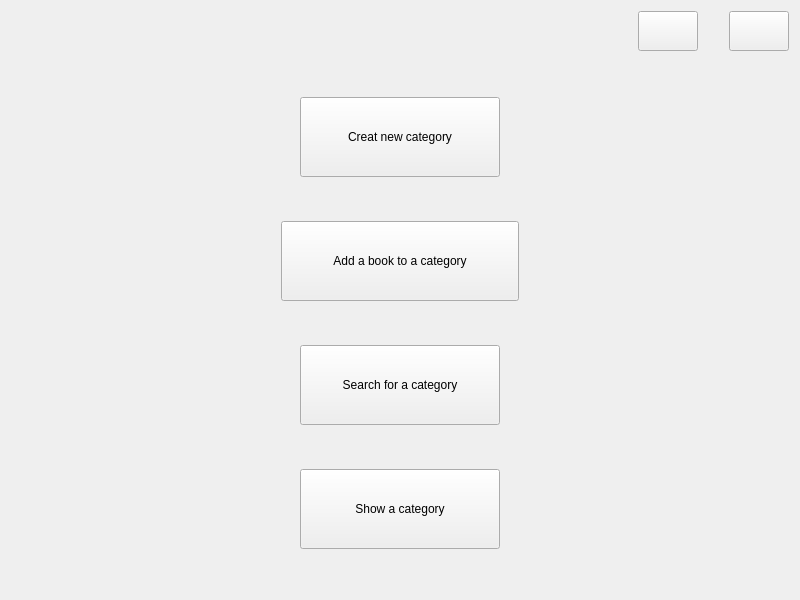
Above: Project/categories.ui from AminNaghiyan/uiap92_project before the change. Below: the same form after it.
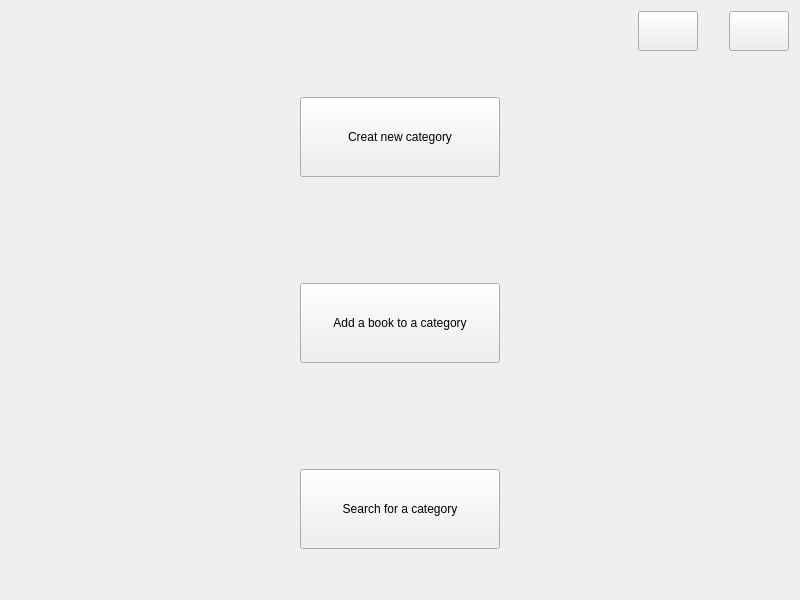
That is the form after the change. Icons and pictures are not drawn.

Commit message: write back-end of page search_category

```diff
--- a/Project/categories.ui
+++ b/Project/categories.ui
@@ -251,10 +251,16 @@
            </property>
            <property name="minimumSize">
             <size>
-             <width>0</width>
+             <width>8</width>
              <height>80</height>
             </size>
            </property>
+           <property name="maximumSize">
+            <size>
+             <width>200</width>
+             <height>107</height>
+            </size>
+           </property>
            <property name="text">
             <string>Add a book to a category</string>
            </property>
@@ -361,83 +367,6 @@
          </item>
         </layout>
        </item>
-       <item>
-        <spacer name="verticalSpacer_4">
-         <property name="orientation">
-          <enum>Qt::Vertical</enum>
-         </property>
-         <property name="sizeHint" stdset="0">
-          <size>
-           <width>20</width>
-           <height>40</height>
-          </size>
-         </property>
-        </spacer>
-       </item>
-       <item>
-        <layout class="QHBoxLayout" name="horizontalLayout_3">
-         <property name="topMargin">
-          <number>0</number>
-         </property>
-         <item>
-          <spacer name="horizontalSpacer_6">
-           <property name="orientation">
-            <enum>Qt::Horizontal</enum>
-           </property>
-           <property name="sizeType">
-            <enum>QSizePolicy::Fixed</enum>
-           </property>
-           <property name="sizeHint" stdset="0">
-            <size>
-             <width>270</width>
-             <height>20</height>
-            </size>
-           </property>
-          </spacer>
-         </item>
-         <item>
-          <widget class="QPushButton" name="show_category">
-           <property name="sizePolicy">
-            <sizepolicy hsizetype="Fixed" vsizetype="Fixed">
-             <horstretch>0</horstretch>
-             <verstretch>0</verstretch>
-            </sizepolicy>
-           </property>
-           <property name="minimumSize">
-            <size>
-             <width>0</width>
-             <height>80</height>
-            </size>
-           </property>
-           <property name="maximumSize">
-            <size>
-             <width>200</width>
-             <height>16777215</height>
-            </size>
-           </property>
-           <property name="text">
-            <string>Show a category</string>
-           </property>
-          </widget>
-         </item>
-         <item>
-          <spacer name="horizontalSpacer_7">
-           <property name="orientation">
-            <enum>Qt::Horizontal</enum>
-           </property>
-           <property name="sizeType">
-            <enum>QSizePolicy::Fixed</enum>
-           </property>
-           <property name="sizeHint" stdset="0">
-            <size>
-             <width>270</width>
-             <height>20</height>
-            </size>
-           </property>
-          </spacer>
-         </item>
-        </layout>
-       </item>
       </layout>
      </item>
      <item>
```
The commit also changes 34 other files.
